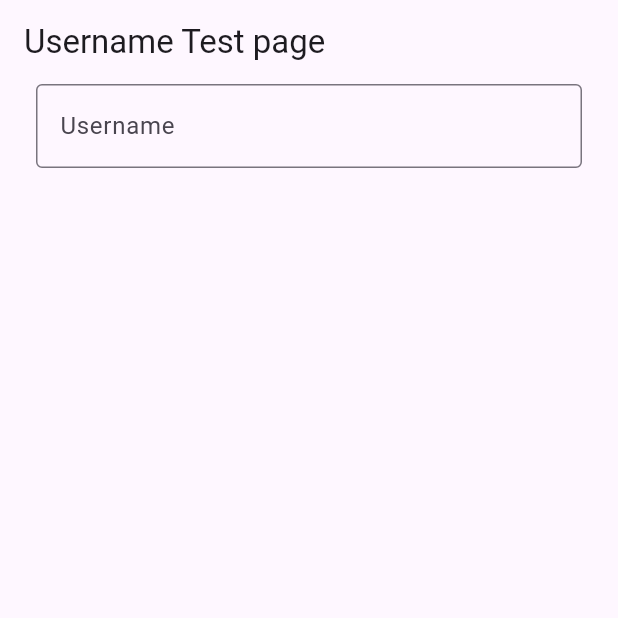
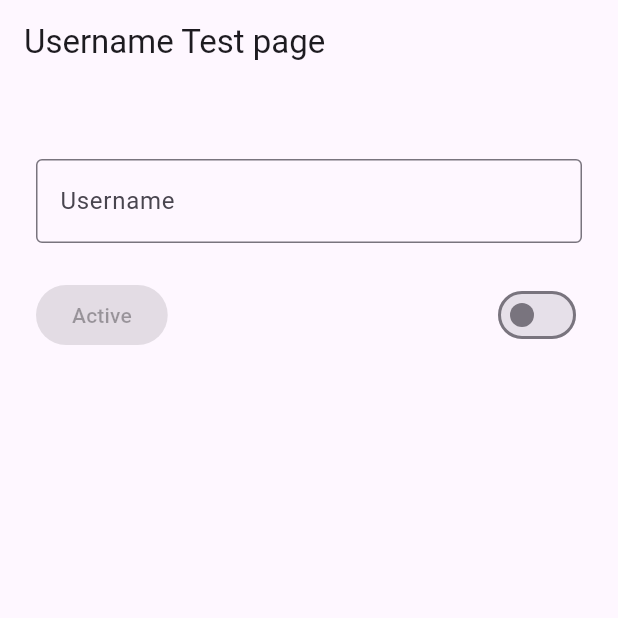
Before and after one commit to crystalz05/tyro-counter, a Flutter app: the screen it shows after launch, on a phone screen of 412 x 824 dp, the top half of it. Run offline on Flutter 3.47's test engine with Material 3 defaults, Android fonts, the phone set to English and light mode, and no system bars; our stand-ins replace flutter_bloc, get_it, go_router, injectable.

Commit message:
Add button toggle functionality using BLoC
- Implement , , and  to manage the active state of a button.
- Update  to use , providing both  and .
- Add a  and an  to  that reacts to the .
- Adjust padding in  for improved layout spacing.
:

```diff
--- a/lib/features/simple_auth/presentation/bloc/simple_bloc.dart
+++ b/lib/features/simple_auth/presentation/bloc/simple_bloc.dart
@@ -54,3 +54,14 @@ class SimpleBloc extends Bloc<SimpleEvent, SimpleState> {
     );
   }
 }
+
+class ButtonToggleBloc extends Bloc<ButtonEvent, ButtonToggleState>{
+
+  ButtonToggleBloc(): super(ButtonToggleState.initial()){
+    on<ButtonActiveEvent>(_onButtonActiveEvent);
+  }
+
+  void _onButtonActiveEvent(ButtonActiveEvent event, Emitter<ButtonToggleState> emit){
+    emit(ButtonToggleState(isActive:  event.isActive));
+  }
+}
--- a/lib/features/simple_auth/presentation/bloc/simple_event.dart
+++ b/lib/features/simple_auth/presentation/bloc/simple_event.dart
@@ -4,4 +4,13 @@ class UserNameChanged extends SimpleEvent{
   final String value;
 
   UserNameChanged(this.value);
+
 }
+
+abstract class ButtonEvent {}
+
+class ButtonActiveEvent extends ButtonEvent{
+  final bool isActive;
+
+  ButtonActiveEvent(this.isActive);
+}
--- a/lib/features/simple_auth/presentation/bloc/simple_state.dart
+++ b/lib/features/simple_auth/presentation/bloc/simple_state.dart
@@ -32,3 +32,13 @@ class SimpleState {
     );
   }
 }
+
+class ButtonToggleState {
+  final bool isActive;
+
+  const ButtonToggleState({
+    required this.isActive
+  });
+
+  factory ButtonToggleState.initial() => const ButtonToggleState(isActive: false);
+}
--- a/lib/features/simple_auth/presentation/pages/username_screen.dart
+++ b/lib/features/simple_auth/presentation/pages/username_screen.dart
@@ -23,8 +23,11 @@ class UsernameScreen extends StatelessWidget {
 class _FormView extends StatelessWidget{
   @override
   Widget build(BuildContext context) {
-    return BlocProvider(
-        create: (_)=> SimpleBloc(),
+    return MultiBlocProvider(
+      providers: [
+        BlocProvider(create: (_)=> SimpleBloc()),
+        BlocProvider(create: (_)=> ButtonToggleBloc())
+      ],
         child: _FormContent()
     );
   }
@@ -34,7 +37,7 @@ class _FormContent extends StatelessWidget {
   @override
   Widget build(BuildContext context) {
     return Padding(
-      padding: EdgeInsetsGeometry.symmetric(horizontal: 24),
+      padding: EdgeInsetsGeometry.symmetric(horizontal: 24, vertical: 50),
       child: Column(
           children:[
             BlocBuilder<SimpleBloc, SimpleState>(
@@ -50,6 +53,27 @@ class _FormContent extends StatelessWidget {
                     ),
                   );
                 }
+            ),
+
+            SizedBox(height: 24),
+
+            BlocBuilder<ButtonToggleBloc, ButtonToggleState>(
+                builder: (context, state){
+                  return Row(
+                    mainAxisAlignment: MainAxisAlignment.spaceBetween,
+                    children: [
+                      ElevatedButton(
+                          onPressed: state.isActive ? () {} : null,
+                          child: Text("Active"),
+                      ),
+                      Switch(
+                          value: state.isActive,
+                          onChanged: (_) {context.read<ButtonToggleBloc>().add(ButtonActiveEvent(!state.isActive));
+                          }
+                      )
+                    ],
+                  );
+                }
             )
           ]
       ),
```
